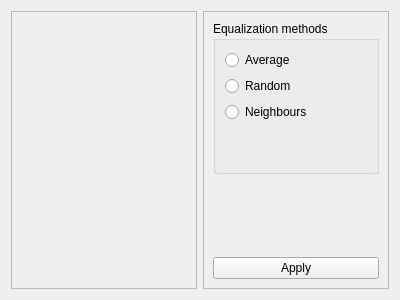
Above: histogramequalisation.ui from Shadasviar/APOD before the change. Below: the same form after it.
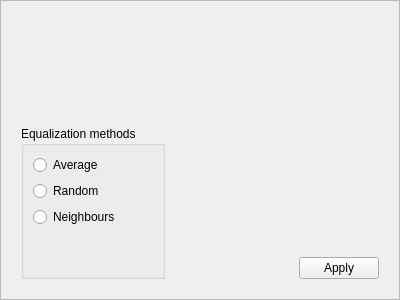
That is the form after the change.

Diff of the .ui file:
```diff
--- a/histogramequalisation.ui
+++ b/histogramequalisation.ui
@@ -13,36 +13,85 @@
   <property name="windowTitle">
    <string>Frame</string>
   </property>
-  <layout class="QGridLayout" name="gridLayout_2">
-   <item row="0" column="0">
+  <property name="frameShape">
+   <enum>QFrame::StyledPanel</enum>
+  </property>
+  <property name="frameShadow">
+   <enum>QFrame::Plain</enum>
+  </property>
+  <property name="lineWidth">
+   <number>0</number>
+  </property>
+  <layout class="QVBoxLayout" name="verticalLayout">
+   <property name="spacing">
+    <number>7</number>
+   </property>
+   <property name="leftMargin">
+    <number>11</number>
+   </property>
+   <property name="topMargin">
+    <number>11</number>
+   </property>
+   <property name="rightMargin">
+    <number>11</number>
+   </property>
+   <property name="bottomMargin">
+    <number>11</number>
+   </property>
+   <item>
     <widget class="QFrame" name="histFrame">
      <property name="frameShape">
-      <enum>QFrame::StyledPanel</enum>
+      <enum>QFrame::NoFrame</enum>
      </property>
      <property name="frameShadow">
       <enum>QFrame::Raised</enum>
      </property>
      <layout class="QVBoxLayout" name="verticalLayout_3">
+      <property name="spacing">
+       <number>0</number>
+      </property>
+      <property name="leftMargin">
+       <number>0</number>
+      </property>
+      <property name="topMargin">
+       <number>0</number>
+      </property>
+      <property name="rightMargin">
+       <number>0</number>
+      </property>
+      <property name="bottomMargin">
+       <number>0</number>
+      </property>
       <item>
        <layout class="QVBoxLayout" name="histLayout"/>
       </item>
      </layout>
     </widget>
    </item>
-   <item row="0" column="2">
+   <item>
     <widget class="QFrame" name="frame">
      <property name="frameShape">
-      <enum>QFrame::StyledPanel</enum>
+      <enum>QFrame::NoFrame</enum>
      </property>
      <property name="frameShadow">
       <enum>QFrame::Raised</enum>
      </property>
-     <layout class="QVBoxLayout" name="verticalLayout">
-      <item>
+     <layout class="QGridLayout" name="gridLayout">
+      <item row="1" column="3">
+       <widget class="QPushButton" name="pushButton">
+        <property name="text">
+         <string>Apply</string>
+        </property>
+       </widget>
+      </item>
+      <item row="0" column="0" rowspan="2" colspan="2">
        <widget class="QGroupBox" name="groupBox">
         <property name="title">
          <string>Equalization methods</string>
         </property>
+        <property name="flat">
+         <bool>false</bool>
+        </property>
         <layout class="QVBoxLayout" name="verticalLayout_2">
          <item>
           <widget class="QRadioButton" name="neigh_check">
@@ -81,26 +130,19 @@
         </layout>
        </widget>
       </item>
-      <item>
-       <spacer name="verticalSpacer_2">
+      <item row="1" column="2">
+       <spacer name="horizontalSpacer">
         <property name="orientation">
-         <enum>Qt::Vertical</enum>
+         <enum>Qt::Horizontal</enum>
         </property>
         <property name="sizeHint" stdset="0">
          <size>
-          <width>20</width>
-          <height>40</height>
+          <width>40</width>
+          <height>20</height>
          </size>
         </property>
        </spacer>
       </item>
-      <item>
-       <widget class="QPushButton" name="pushButton">
-        <property name="text">
-         <string>Apply</string>
-        </property>
-       </widget>
-      </item>
      </layout>
     </widget>
    </item>
```
Left out of the diff: 6 changed lines with no effect on the pictures.
